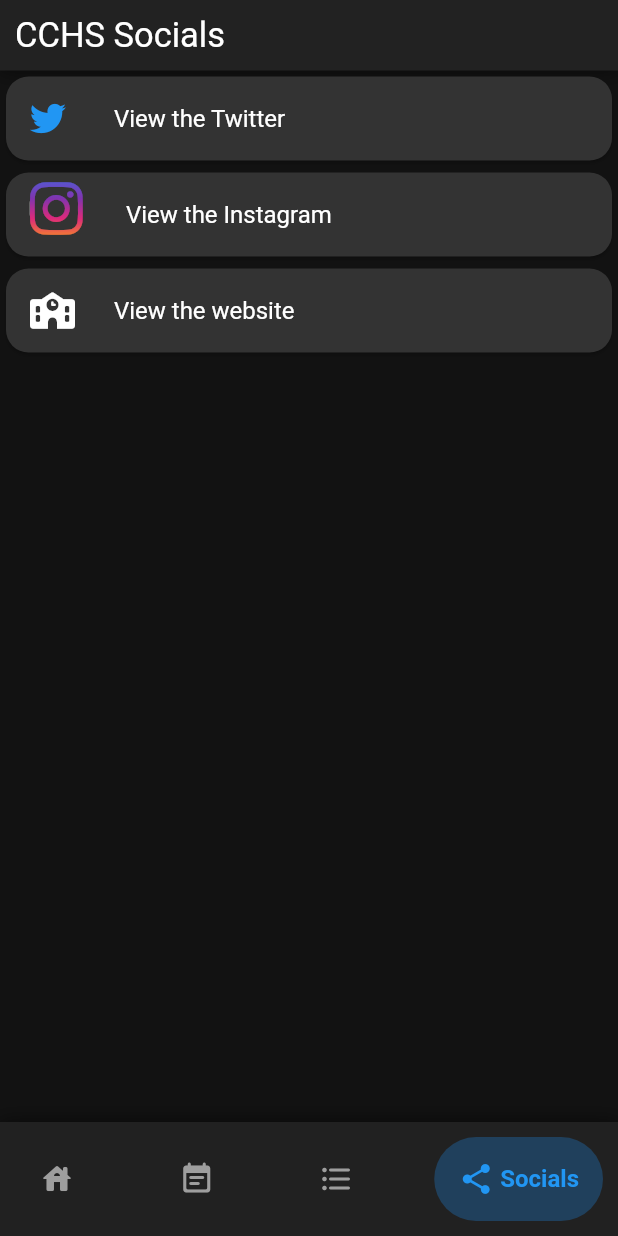
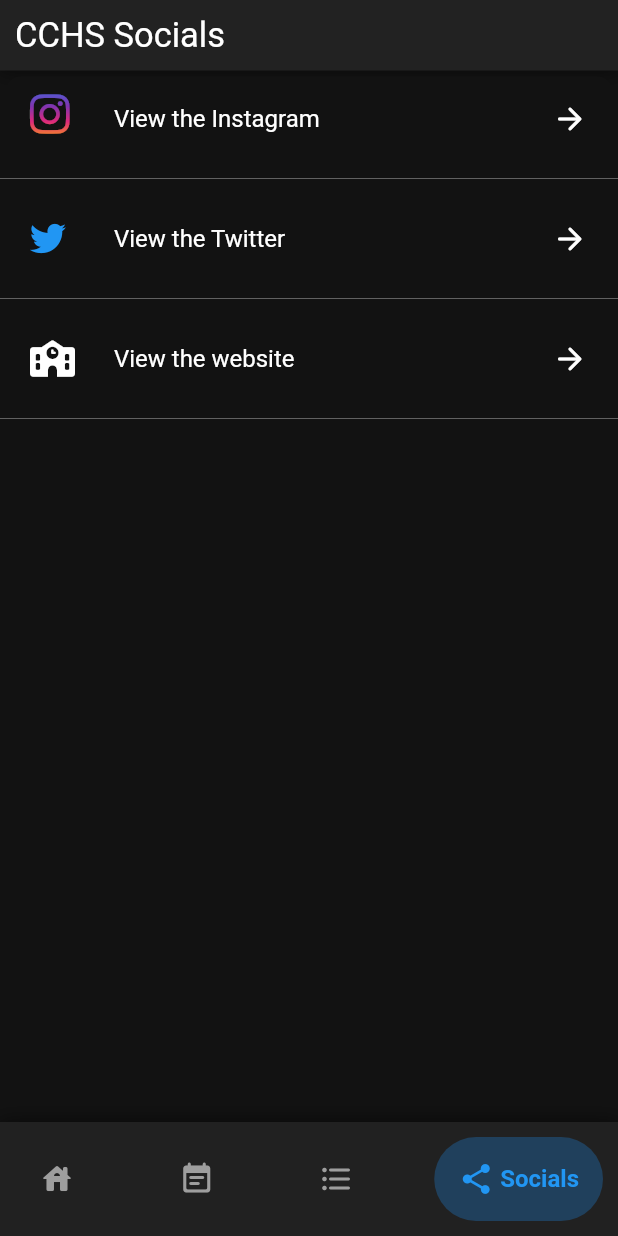
Before and after one commit to Quantam-Studios/CCHS_Hub-FBLA-2021-2022, a Flutter app: the screen it shows after launch, item 4 of the bottom bar chosen, on a phone screen of 412 x 824 dp. Run offline on Flutter 3.47's test engine with Material 2 defaults, Android fonts, the phone set to English and light mode, and no system bars; drawn by our look-alikes of google_nav_bar; our stand-ins replace expansion_tile_card, font_awesome_flutter, hive, hive_flutter, rflutter_alert, table_calendar and 1 more; accounts and stored records are empty.

Commit message:
Social Page Redesign Done. Social Page Refactoring.
Social page has been redesigned in it's entirety. Social page now loads the web view buttons without any mapping needed.

```diff
--- a/cchs_hub/lib/pages/socials_page.dart
+++ b/cchs_hub/lib/pages/socials_page.dart
@@ -4,9 +4,11 @@ import 'package:font_awesome_flutter/font_awesome_flutter.dart';
 
 class SocialPage extends StatelessWidget {
   // Web Container Variables
-  final _instagram = ['https://www.instagram.com/cchs165/?hl=en'];
-  final _twitter = ['https://mobile.twitter.com/cchs165'];
-  final _website = ['https://www.cchs165.jacksn.k12.il.us/'];
+  final links = [
+    'https://www.instagram.com/cchs165/?hl=en',
+    'https://mobile.twitter.com/cchs165',
+    'https://www.cchs165.jacksn.k12.il.us/'
+  ];
   final icons = [
     FontAwesomeIcons.instagram,
     FontAwesomeIcons.twitter,
@@ -26,21 +28,9 @@ class SocialPage extends StatelessWidget {
             mainAxisAlignment: MainAxisAlignment.start,
             children: [
               _topSection(),
-              Column(
-                children: _twitter
-                    .map((link) => webViewButton(context, link, 1))
-                    .toList(),
-              ),
-              Column(
-                children: _instagram
-                    .map((link) => webViewButton(context, link, 0))
-                    .toList(),
-              ),
-              Column(
-                children: _website
-                    .map((link) => webViewButton(context, link, 2))
-                    .toList(),
-              ),
+              webViewButton(context, 0),
+              webViewButton(context, 1),
+              webViewButton(context, 2)
             ],
           ),
         ),
@@ -49,7 +39,7 @@ class SocialPage extends StatelessWidget {
   }
 
 // WEBVIEW BUTTON
-  Widget webViewButton(BuildContext context, String url, int index) {
+  Widget webViewButton(BuildContext context, int index) {
     // Varying Variables
     dynamic faIcon;
     // If Not Instagram
@@ -61,7 +51,7 @@ class SocialPage extends StatelessWidget {
     } else {
       faIcon = const GradientIcon(
         FontAwesomeIcons.instagram,
-        40.0,
+        30.0,
         LinearGradient(
           colors: <Color>[
             Color(0xffF58529),
@@ -75,16 +65,21 @@ class SocialPage extends StatelessWidget {
       );
     }
 
-    return Card(
+    return Column(
+      children: [
+        Card(
+          elevation: 0.0,
           shape: RoundedRectangleBorder(
-        borderRadius: BorderRadius.circular(15.0),
+            borderRadius: BorderRadius.circular(10.0),
           ),
-      color: const Color(0xff333333),
+          color: const Color(0xff121212),
           child: ListTile(
             shape: RoundedRectangleBorder(
-          borderRadius: BorderRadius.circular(15.0),
+              borderRadius: BorderRadius.circular(10.0),
             ),
             leading: faIcon,
+            trailing:
+                const Icon(Icons.arrow_forward_rounded, color: Colors.white),
             title: Text.rich(
               TextSpan(
                 style: const TextStyle(
@@ -98,8 +93,13 @@ class SocialPage extends StatelessWidget {
               ),
             ),
             // Bring the user to the desired link
-        onTap: () => _handleURLButtonPress(context, url, index),
+            onTap: () => _handleURLButtonPress(context, links[index], index),
           ),
+        ),
+        Divider(
+          color: Colors.grey.shade700,
+        ),
+      ],
     );
   }
 
```
Lines whose indentation alone changed are shown as unchanged.
